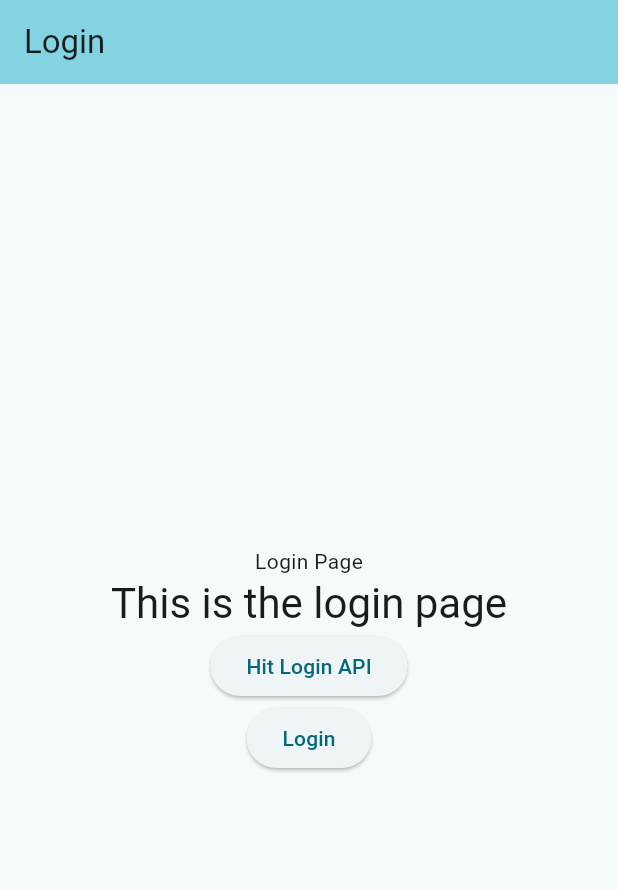
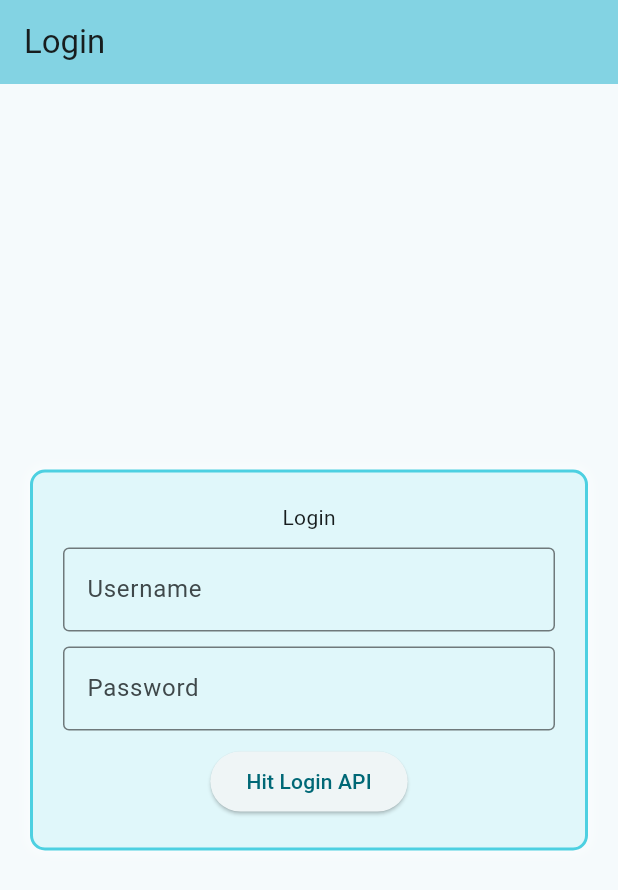
Before and after one commit to juliusyam/patient-analytics_flutter, a Flutter app: the screen it shows after launch, on a phone screen of 412 x 824 dp. Shown: the top 890 px of the screen. Run offline on Flutter 3.47's test engine with Material 3 defaults, Android fonts, the phone set to English and light mode, and no system bars; our stand-ins replace equatable, get, multiple_result.

Commit message:
LoginForm initial implementation and styling update

```diff
--- a/lib/main.dart
+++ b/lib/main.dart
@@ -1,7 +1,7 @@
 import 'package:flutter/material.dart';
 import 'package:patient_analytics_flutter/providers/user_provider.dart';
 import 'package:patient_analytics_flutter/views/dashboard.dart';
-import 'package:patient_analytics_flutter/views/login.dart';
+import 'package:patient_analytics_flutter/views/login/login.dart';
 import 'package:provider/provider.dart';
 
 void main() {
--- a/lib/models/auth/login_payload.dart
+++ b/lib/models/auth/login_payload.dart
@@ -1,7 +1,6 @@
 import 'dart:convert';
 
 class LoginPayload {
-  LoginPayload(this.username, this.password);
   String username = '';
   String password = '';
 
--- a/lib/views/login.dart
+++ /dev/null
@@ -1,53 +0,0 @@
-import 'package:flutter/material.dart';
-import 'package:patient_analytics_flutter/models/auth/login_payload.dart';
-import 'package:patient_analytics_flutter/providers/user_provider.dart';
-import 'package:provider/provider.dart';
-import 'package:get/get.dart';
-
-import '../services/api_service.dart';
-
-class LoginPage extends StatelessWidget {
-  LoginPage({super.key});
-
-  final ApiService _apiService = Get.put(ApiService(token: null));
-
-  @override
-  Widget build(BuildContext context) {
-    return Consumer<UserProvider>(builder: (context, user, _) {
-      return Scaffold(
-        appBar: AppBar(
-          backgroundColor: Theme.of(context).colorScheme.inversePrimary,
-          title: const Text('Login'),
-        ),
-        body: Center(
-          child: Column(
-            mainAxisAlignment: MainAxisAlignment.center,
-            children: <Widget>[
-              const Text('Login Page'),
-              Text(
-                'This is the login page',
-                style: Theme.of(context).textTheme.headlineMedium,
-              ),
-              ElevatedButton(
-                  onPressed: () async {
-                    final result = await _apiService.login(LoginPayload('juliusyam_superadmin', 'GodSaveTheQueen123!'));
-
-                    result.when((data) {
-                      user.updateUser(data.token);
-                    }, (error) {
-                      ScaffoldMessenger.of(context).showSnackBar(SnackBar(content: Text(error.toString())));
-                    });
-                  },
-                  child: const Text('Hit Login API')),
-              ElevatedButton(
-                  onPressed: () {
-                    user.updateUser('Token exists now');
-                  },
-                  child: const Text('Login')),
-            ],
-          ),
-        ),
-      );
-    });
-  }
-}
--- /dev/null
+++ b/lib/views/login/login.dart
@@ -0,0 +1,46 @@
+import 'package:flutter/material.dart';
+import 'package:patient_analytics_flutter/models/auth/login_payload.dart';
+import 'package:patient_analytics_flutter/providers/user_provider.dart';
+import 'package:patient_analytics_flutter/views/login/login_form.dart';
+import 'package:provider/provider.dart';
+import 'package:get/get.dart';
+
+import '../../services/api_service.dart';
+
+class LoginPage extends StatelessWidget {
+  LoginPage({super.key});
+
+  final ApiService _apiService = Get.put(ApiService(token: null));
+
+  @override
+  Widget build(BuildContext context) {
+    return Consumer<UserProvider>(builder: (context, user, _) {
+
+      Future<void> onSubmit(LoginPayload loginPayload) async {
+        final result = await _apiService.login(loginPayload);
+
+        result.when((data) {
+          user.updateUser(data.token);
+        }, (error) {
+          ScaffoldMessenger.of(context).showSnackBar(SnackBar(content: Text(error.toString())));
+        });
+      }
+
+      return Scaffold(
+        appBar: AppBar(
+          backgroundColor: Theme.of(context).colorScheme.inversePrimary,
+          title: const Text('Login'),
+        ),
+        body: Container(
+          alignment: Alignment.center,
+          margin: const EdgeInsets.all(20.0),
+          child: Wrap(
+            children: [
+              LoginForm(onSubmit: (payload) async => await onSubmit(payload))
+            ],
+          )
+        ),
+      );
+    });
+  }
+}
--- /dev/null
+++ b/lib/views/login/login_form.dart
@@ -0,0 +1,80 @@
+import 'package:flutter/material.dart';
+import 'package:patient_analytics_flutter/models/auth/login_payload.dart';
+
+class LoginForm extends StatefulWidget {
+  final ValueChanged<LoginPayload> onSubmit;
+  const LoginForm({super.key, required this.onSubmit});
+
+  @override
+  LoginFormState createState() => LoginFormState();
+}
+
+class LoginFormState extends State<LoginForm> {
+  final _formKey = GlobalKey<FormState>();
+
+  final loginPayload = LoginPayload();
+
+  @override
+  Widget build(BuildContext context) {
+    return Form(
+      key: _formKey,
+      child: Container(
+        padding: const EdgeInsets.all(20.0),
+        decoration: BoxDecoration(
+          borderRadius: BorderRadius.circular(10.0),
+          border: Border.all(width: 2.0, color: Colors.cyan.shade300),
+          color: Colors.cyan.shade50,
+          boxShadow: const [
+            BoxShadow(spreadRadius: 0.05, blurRadius: 7.0, color: Colors.white70)
+          ],
+        ),
+        child: Column(
+          children: <Widget>[
+            const Text('Login'),
+            const SizedBox(height: 10),
+            TextFormField(
+              decoration: const InputDecoration(
+                border: OutlineInputBorder(),
+                labelText: 'Username',
+              ),
+              onChanged: (value) {
+                loginPayload.username = value;
+              },
+              validator: (value) {
+                if (value == null || value.isEmpty) {
+                  return 'Please enter username';
+                }
+                return null;
+              },
+            ),
+            const SizedBox(height: 10),
+            TextFormField(
+              decoration: const InputDecoration(
+                border: OutlineInputBorder(),
+                labelText: 'Password',
+              ),
+              onChanged: (value) {
+                loginPayload.password = value;
+              },
+              validator: (value) {
+                if (value == null || value.isEmpty) {
+                  return 'Please enter password';
+                }
+                return null;
+              },
+            ),
+            const SizedBox(height: 10),
+            ElevatedButton(
+                onPressed: () {
+                  if (_formKey.currentState!.validate()) {
+                    widget.onSubmit(loginPayload);
+                  }
+                },
+                child: const Text('Hit Login API')
+            ),
+          ],
+        ),
+      ),
+    );
+  }
+}
```
